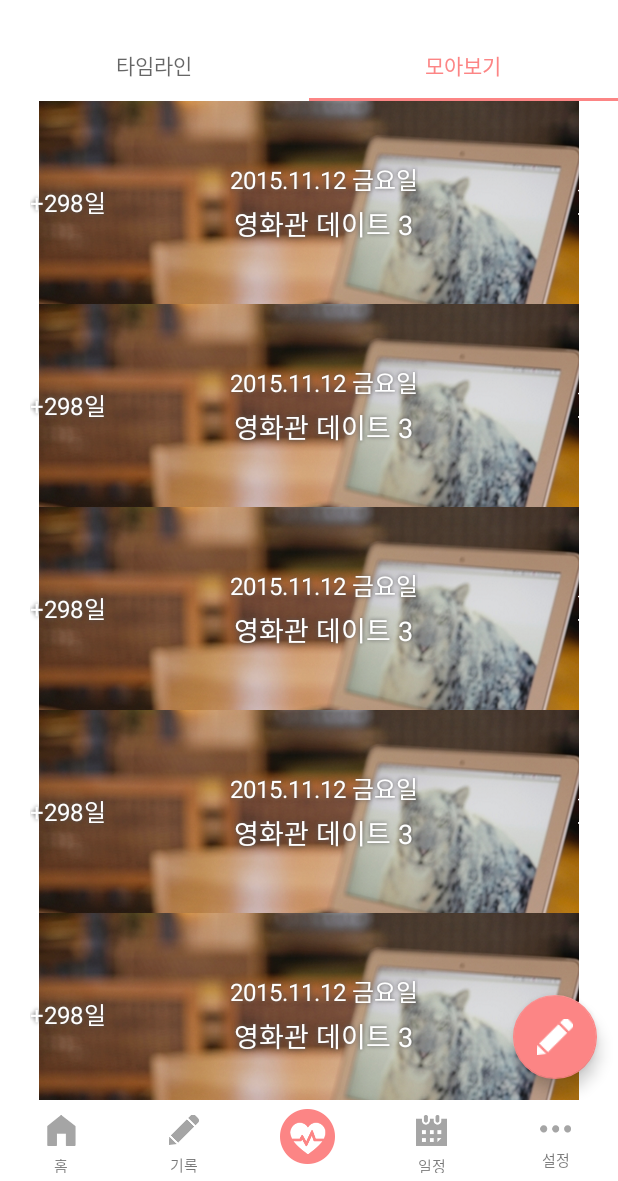
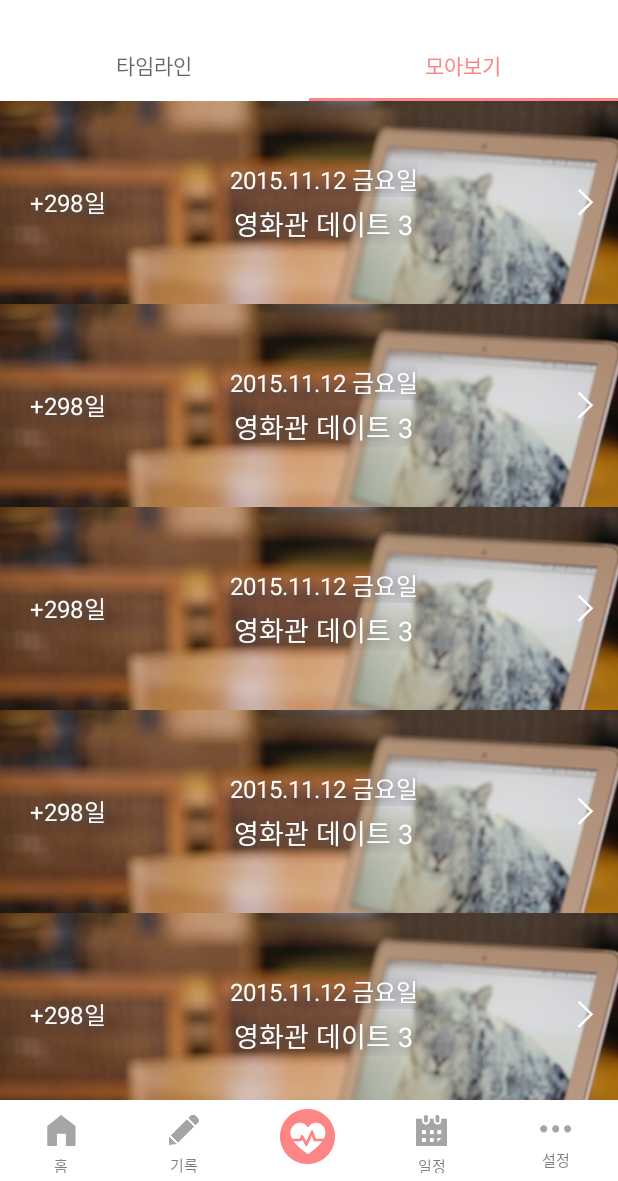
Before and after one commit to GwonHyeok/YouAndI, an Android app: the fragment RecordMainFragment placed in its activity, tab 2 chosen, on a phone screen of 412 x 824 dp, the part 55-1236 px from its top. Run offline under Robolectric (Android 15) with nearby library versions, the phone set to English and light mode, and no system bars; our stand-ins replace CircleImageView; pictures from the network do not load.

Commit message:
[기능구현] 그림자, FAB 애니메이션

```diff
--- a/app/src/main/java/com/hyeokran/youi/Fragment/RecordMainFragment.java
+++ b/app/src/main/java/com/hyeokran/youi/Fragment/RecordMainFragment.java
@@ -20,6 +20,7 @@ import com.hyeokran.youi.R;
  */
 public class RecordMainFragment extends Fragment {
     private static RecordMainFragment instance = null;
+    private FloatingActionButton content_record_fab;
 
     public synchronized static RecordMainFragment getInstance() {
         if (instance == null) {
@@ -39,18 +40,42 @@ public class RecordMainFragment extends Fragment {
     public void onViewCreated(View view, Bundle savedInstanceState) {
         /* ViewPager Setup */
         ViewPager viewPager = (ViewPager) view.findViewById(R.id.content_record_viewpager);
-        viewPager.setAdapter(new RecordPagerAdapter(getChildFragmentManager()));
+        RecordPagerAdapter recordPagerAdapter = new RecordPagerAdapter(getChildFragmentManager());
+        viewPager.setAdapter(recordPagerAdapter);
+        viewPager.addOnPageChangeListener(new ViewPager.OnPageChangeListener() {
+            @Override
+            public void onPageScrolled(int position, float positionOffset, int positionOffsetPixels) {
+
+            }
+
+            @Override
+            public void onPageSelected(int position) {
+                switch (position) {
+                    case 0:
+                        content_record_fab.show();
+                        break;
+
+                    case 1:
+                        content_record_fab.hide();
+                        break;
+                }
+            }
+
+            @Override
+            public void onPageScrollStateChanged(int state) {
+
+            }
+        });
 
         /* TabLayout Setup */
         TabLayout mTabLayout = (TabLayout) view.findViewById(R.id.content_record_tablayout);
         mTabLayout.setupWithViewPager(viewPager);
 
-        FloatingActionButton content_record_fab = (FloatingActionButton) view.findViewById(R.id.content_record_fab);
+        content_record_fab = (FloatingActionButton) view.findViewById(R.id.content_record_fab);
         content_record_fab.setOnClickListener(new View.OnClickListener() {
             @Override
             public void onClick(View v) {
                 startActivity(new Intent(getContext(), WriteRecordActivity.class));
-
             }
         });
     }
--- a/app/src/main/res/layout/ui_record_collect_card.xml
+++ b/app/src/main/res/layout/ui_record_collect_card.xml
@@ -10,6 +10,7 @@
     <ImageView
         android:layout_width="match_parent"
         android:layout_height="match_parent"
+        android:scaleType="centerCrop"
         android:src="@drawable/bg_1" />
 
     <!-- 디데이 플러스 -->
@@ -20,9 +21,9 @@
         android:layout_marginLeft="20dp"
         android:layout_marginStart="20dp"
         android:shadowColor="#595959"
-        android:shadowDx="0"
-        android:shadowDy="0"
-        android:shadowRadius="3"
+        android:shadowDx="2.0"
+        android:shadowDy="2.0"
+        android:shadowRadius="10.0"
         android:text="+298일"
         android:textColor="@android:color/white"
         android:textSize="16sp" />
@@ -37,13 +38,12 @@
         android:paddingLeft="20dp">
 
         <TextView
-
             android:layout_width="wrap_content"
             android:layout_height="wrap_content"
             android:shadowColor="#595959"
-            android:shadowDx="0"
-            android:shadowDy="0"
-            android:shadowRadius="3"
+            android:shadowDx="2.0"
+            android:shadowDy="2.0"
+            android:shadowRadius="10.0"
             android:text="2015.11.12 금요일"
             android:textColor="@android:color/white"
             android:textSize="16sp" />
@@ -53,9 +53,9 @@
             android:layout_height="wrap_content"
             android:layout_marginTop="4dp"
             android:shadowColor="#595959"
-            android:shadowDx="0"
-            android:shadowDy="0"
-            android:shadowRadius="3"
+            android:shadowDx="2.0"
+            android:shadowDy="2.0"
+            android:shadowRadius="10.0"
             android:text="영화관 데이트 3"
             android:textColor="@android:color/white"
             android:textSize="18sp" />
@@ -71,8 +71,8 @@
         android:layout_marginRight="10dp"
         android:rotation="180"
         android:shadowColor="#595959"
-        android:shadowDx="0"
-        android:shadowDy="0"
-        android:shadowRadius="3"
+        android:shadowDx="2.0"
+        android:shadowDy="2.0"
+        android:shadowRadius="10.0"
         android:src="@drawable/ic_arrow" />
 </RelativeLayout>
```
